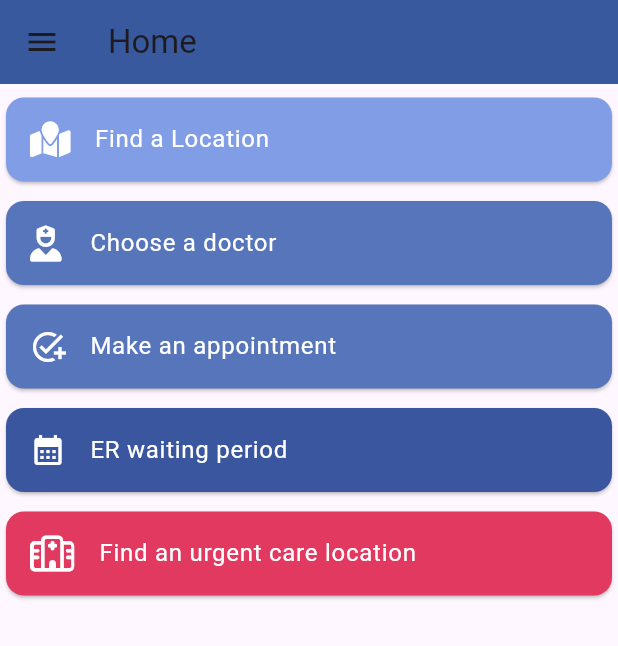
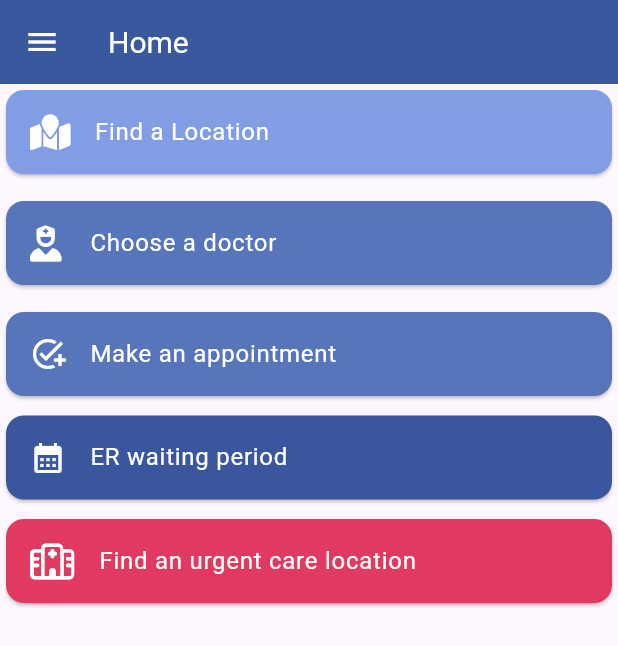
Before and after one commit to Billy272/Health_Plus, a Flutter app: the HomePageScreen screen opened directly, on a phone screen of 412 x 824 dp. Shown: the top 646 px of the screen. Run offline on Flutter 3.47's test engine with Material 3 defaults, Android fonts, the light colour scheme and no system bars; our stand-ins replace font_awesome_flutter.

Commit message:
chore: Update home page with improved UI for location and doctor selection

```diff
--- a/health_plus/lib/home_page.dart
+++ b/health_plus/lib/home_page.dart
@@ -15,16 +15,25 @@ class HomePageScreen extends StatelessWidget {
         backgroundColor: const Color.fromARGB(255, 57, 89, 158),
         leading: IconButton(
           tooltip: MaterialLocalizations.of(context).openAppDrawerTooltip,
-          icon: const Icon(Icons.menu),
+          icon: const Icon(
+            Icons.menu,
+            color: Color.fromARGB(255, 255, 255, 255),
+          ),
           onPressed: () {
             Scaffold.of(context).openDrawer();
           },
         ),
-        title: const Text('Home'),
+        title: const Text(
+          'Home',
+          style: TextStyle(
+            color: Color.fromARGB(255, 255, 255, 255),
+            fontSize: 20,
           ),
-      body: Column(
+        ),
+      ),
+      body: Center(
+        child: Column(
           children: <Widget>[
-          const SizedBox(height: 5.0),
             Card(
               color: const Color.fromARGB(255, 129, 157, 229),
               child: ListTile(
@@ -42,7 +51,7 @@ class HomePageScreen extends StatelessWidget {
                 },
               ),
             ),
-          const SizedBox(height: 5.0),
+            const SizedBox(height: 10.0),
             Card(
                 color: const Color.fromARGB(255, 87, 117, 186),
                 child: ListTile(
@@ -59,7 +68,7 @@ class HomePageScreen extends StatelessWidget {
                             builder: (context) => const DoctorsScreen()));
                   },
                 )),
-          const SizedBox(height: 5.0),
+            const SizedBox(height: 10.0),
             Card(
                 color: const Color.fromARGB(255, 87, 117, 186),
                 child: ListTile(
@@ -83,7 +92,8 @@ class HomePageScreen extends StatelessWidget {
                     "ER waiting period",
                     style: TextStyle(color: Colors.white, fontSize: 16.0),
                   ),
-                leading: const Icon(Icons.calendar_month, color: Colors.white),
+                  leading:
+                      const Icon(Icons.calendar_month, color: Colors.white),
                   onTap: () {
                     Navigator.push(
                         context,
@@ -107,8 +117,9 @@ class HomePageScreen extends StatelessWidget {
                         MaterialPageRoute(
                             builder: (context) => const LocationScreen()));
                   },
-              ))
+                )),
           ],
+        ),
       ),
     );
   }
```
Lines whose indentation alone changed are shown as unchanged.
